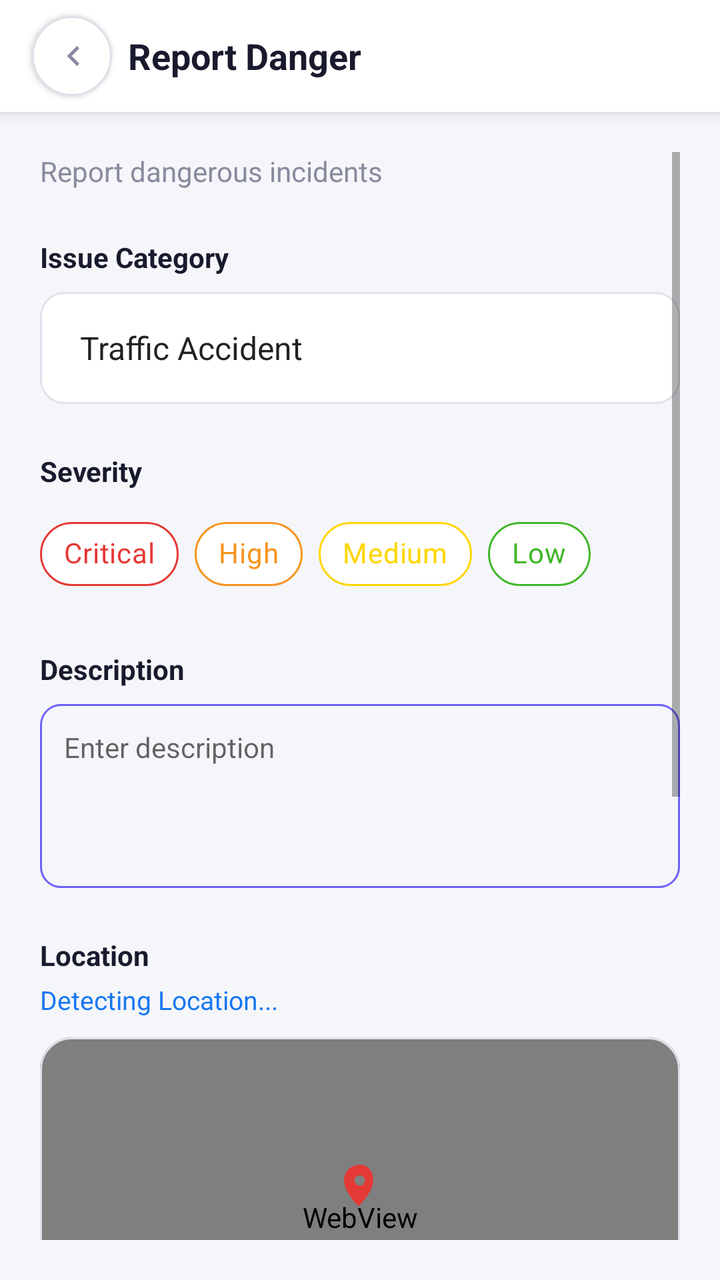
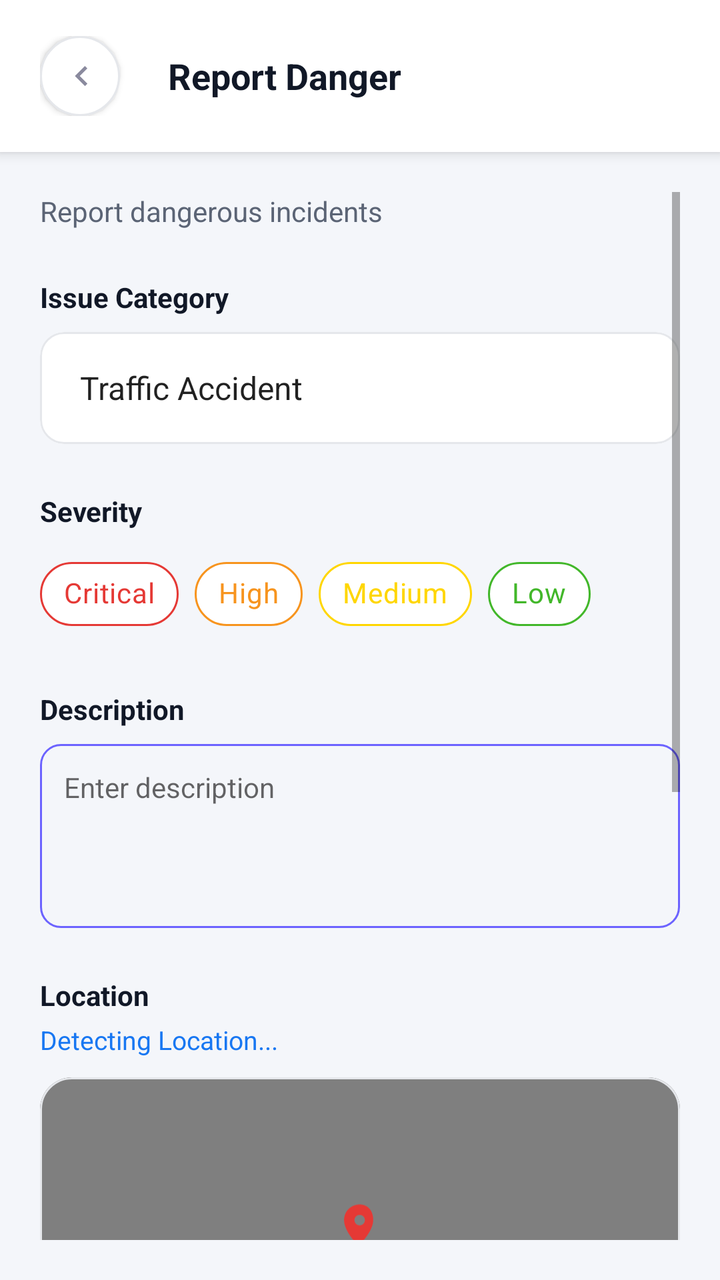

Before-and-after screenshots of an Android layout around one commit, followed by the original layout XML and the change that was made.
<!-- AndroidManifest.xml: application theme Theme.EmergencySOSApp -->
<!-- res/layout/activity_citizen_report.xml -->
<?xml version="1.0" encoding="utf-8"?>
<LinearLayout xmlns:android="http://schemas.android.com/apk/res/android"
    xmlns:app="http://schemas.android.com/apk/res-auto"
    android:layout_width="match_parent"
    android:layout_height="match_parent"
    android:background="@color/background"
    android:orientation="vertical">

    <com.google.android.material.appbar.MaterialToolbar
        android:id="@+id/toolbar"
        android:layout_width="match_parent"
        android:layout_height="?attr/actionBarSize"
        android:background="@color/white"
        android:elevation="4dp">

        <ImageView
            android:id="@+id/btnBack"
            android:layout_width="40dp"
            android:layout_height="40dp"
            android:background="@drawable/bg_circle_white"
            android:elevation="2dp"
            android:padding="10dp"
            android:src="@drawable/ic_chevron_right"
            android:rotation="180"
            android:contentDescription="Back" />

        <TextView
            android:layout_marginStart="24dp"
            android:layout_width="wrap_content"
            android:layout_height="wrap_content"
            android:text="@string/report_danger_title"
            android:textColor="@color/text_dark"
            android:textSize="18sp"
            android:textStyle="bold" />
    </com.google.android.material.appbar.MaterialToolbar>

    <ScrollView
        android:layout_width="match_parent"
        android:layout_height="match_parent"
        android:padding="20dp"
        android:fillViewport="true">

        <LinearLayout
            android:layout_width="match_parent"
            android:layout_height="wrap_content"
            android:orientation="vertical"
            android:paddingBottom="40dp">

            <TextView
                android:layout_width="wrap_content"
                android:layout_height="wrap_content"
                android:text="@string/report_danger_intro"
                android:textColor="@color/text_gray"
                android:textSize="14sp" />

            
            <TextView
                android:layout_width="wrap_content"
                android:layout_height="wrap_content"
                android:layout_marginTop="24dp"
                android:text="@string/report_issue_category"
                android:textColor="@color/text_dark"
                android:textStyle="bold" />

            <com.google.android.material.card.MaterialCardView
                android:layout_width="match_parent"
                android:layout_height="56dp"
                android:layout_marginTop="8dp"
                app:cardCornerRadius="12dp"
                app:cardElevation="0dp"
                app:strokeWidth="1dp"
                app:strokeColor="@color/border_gray">
                <Spinner
                    android:id="@+id/spinnerIssueCategory"
                    android:layout_width="match_parent"
                    android:layout_height="match_parent"
                    android:paddingHorizontal="12dp"
                    android:background="@android:color/transparent"
                    android:entries="@array/issue_categories" />
            </com.google.android.material.card.MaterialCardView>

            
            <TextView
                android:layout_width="wrap_content"
                android:layout_height="wrap_content"
                android:layout_marginTop="24dp"
                android:text="@string/severity_label"
                android:textColor="@color/text_dark"
                android:textStyle="bold" />

            <com.google.android.material.chip.ChipGroup
                android:id="@+id/chipGroupSeverity"
                android:layout_width="match_parent"
                android:layout_height="wrap_content"
                android:layout_marginTop="8dp"
                app:singleSelection="true"
                app:selectionRequired="true">

                <com.google.android.material.chip.Chip
                    android:id="@+id/chipCritical"
                    style="@style/Widget.MaterialComponents.Chip.Choice"
                    android:layout_width="wrap_content"
                    android:layout_height="wrap_content"
                    android:text="@string/severity_critical"
                    app:chipBackgroundColor="@color/white"
                    app:chipStrokeColor="@color/sos_red"
                    app:chipStrokeWidth="1dp"
                    android:textColor="@color/sos_red" />

                <com.google.android.material.chip.Chip
                    android:id="@+id/chipHigh"
                    style="@style/Widget.MaterialComponents.Chip.Choice"
                    android:layout_width="wrap_content"
                    android:layout_height="wrap_content"
                    android:text="@string/severity_high"
                    app:chipBackgroundColor="@color/white"
                    app:chipStrokeColor="@color/m_orange"
                    app:chipStrokeWidth="1dp"
                    android:textColor="@color/m_orange" />

                <com.google.android.material.chip.Chip
                    android:id="@+id/chipMedium"
                    style="@style/Widget.MaterialComponents.Chip.Choice"
                    android:layout_width="wrap_content"
                    android:layout_height="wrap_content"
                    android:text="@string/severity_medium"
                    app:chipBackgroundColor="@color/white"
                    app:chipStrokeColor="@color/severity_yellow"
                    app:chipStrokeWidth="1dp"
                    android:textColor="@color/severity_yellow" />

                <com.google.android.material.chip.Chip
                    android:id="@+id/chipLow"
                    style="@style/Widget.MaterialComponents.Chip.Choice"
                    android:layout_width="wrap_content"
                    android:layout_height="wrap_content"
                    android:text="@string/severity_low"
                    android:checked="true"
                    app:chipBackgroundColor="@color/white"
                    app:chipStrokeColor="@color/green_verified"
                    app:chipStrokeWidth="1dp"
                    android:textColor="@color/green_verified" />
            </com.google.android.material.chip.ChipGroup>

            <TextView
                android:id="@+id/tvCriticalWarning"
                android:layout_width="match_parent"
                android:layout_height="wrap_content"
                android:layout_marginTop="8dp"
                android:text="@string/critical_warning"
                android:textColor="@color/sos_red"
                android:textSize="12sp"
                android:textStyle="bold"
                android:visibility="gone" />

            
            <TextView
                android:layout_width="wrap_content"
                android:layout_height="wrap_content"
                android:layout_marginTop="24dp"
                android:text="@string/report_description_label"
                android:textColor="@color/text_dark"
                android:textStyle="bold" />

            <EditText
                android:id="@+id/etDescription"
                android:layout_width="match_parent"
                android:layout_height="wrap_content"
                android:layout_marginTop="8dp"
                android:background="@drawable/bg_field_editable"
                android:gravity="top"
                android:hint="@string/report_description_hint"
                android:inputType="textMultiLine"
                android:minLines="4"
                android:padding="12dp"
                android:textColor="@color/text_dark"
                android:textSize="14sp" />

            
            <TextView
                android:layout_width="wrap_content"
                android:layout_height="wrap_content"
                android:layout_marginTop="24dp"
                android:text="@string/report_location_label"
                android:textColor="@color/text_dark"
                android:textStyle="bold" />

            <TextView
                android:id="@+id/tvReportAddress"
                android:layout_width="wrap_content"
                android:layout_height="wrap_content"
                android:layout_marginTop="4dp"
                android:text="@string/report_detecting_location"
                android:textColor="@color/fb_blue"
                android:textSize="13sp" />

            <com.google.android.material.card.MaterialCardView
                android:layout_width="match_parent"
                android:layout_height="180dp"
                android:layout_marginTop="10dp"
                app:cardCornerRadius="16dp"
                app:cardElevation="0dp"
                app:strokeWidth="1dp"
                app:strokeColor="@color/border_gray">

                <WebView
                    android:id="@+id/mapWebView"
                    android:layout_width="match_parent"
                    android:layout_height="match_parent" />

                
                <ImageView
                    android:layout_width="25dp"
                    android:layout_height="30dp"
                    android:layout_gravity="center"
                    android:layout_marginBottom="16dp"
                    android:src="@drawable/ic_location"
                    app:tint="@color/sos_red"
                    android:importantForAccessibility="no" />
            </com.google.android.material.card.MaterialCardView>

            
            <TextView
                android:layout_width="wrap_content"
                android:layout_height="wrap_content"
                android:layout_marginTop="24dp"
                android:text="@string/report_evidence_label"
                android:textColor="@color/text_dark"
                android:textStyle="bold" />

            <LinearLayout
                android:layout_width="match_parent"
                android:layout_height="wrap_content"
                android:layout_marginTop="8dp"
                android:orientation="horizontal">

                <com.google.android.material.card.MaterialCardView
                    android:id="@+id/btnUploadPhoto"
                    android:layout_width="0dp"
                    android:layout_height="100dp"
                    android:layout_weight="1"
                    android:layout_marginEnd="6dp"
                    android:clickable="true"
                    android:focusable="true"
                    app:cardCornerRadius="12dp"
                    app:cardElevation="0dp"
                    app:strokeWidth="1dp"
                    app:strokeColor="@color/border_gray">
                    <ImageView
                        android:id="@+id/ivPreview"
                        android:layout_width="match_parent"
                        android:layout_height="match_parent"
                        android:scaleType="centerCrop" />
                    <LinearLayout
                        android:id="@+id/layoutUploadHint"
                        android:layout_width="wrap_content"
                        android:layout_height="wrap_content"
                        android:layout_gravity="center"
                        android:gravity="center"
                        android:orientation="vertical">
                        <ImageView
                            android:layout_width="24dp"
                            android:layout_height="24dp"
                            android:src="@drawable/ic_camera"
                            app:tint="@color/text_secondary" />
                        <TextView
                            android:layout_width="wrap_content"
                            android:layout_height="wrap_content"
                            android:layout_marginTop="4dp"
                            android:text="@string/evidence_photo"
                            android:textColor="@color/text_secondary"
                            android:textSize="11sp" />
                    </LinearLayout>
                </com.google.android.material.card.MaterialCardView>

                <com.google.android.material.card.MaterialCardView
                    android:id="@+id/btnUploadVideo"
                    android:layout_width="0dp"
                    android:layout_height="100dp"
                    android:layout_weight="1"
                    android:layout_marginHorizontal="3dp"
                    android:clickable="true"
                    android:focusable="true"
                    app:cardCornerRadius="12dp"
                    app:cardElevation="0dp"
                    app:strokeWidth="1dp"
                    app:strokeColor="@color/border_gray">
                    <ImageView
                        android:id="@+id/ivVideoPreview"
                        android:layout_width="match_parent"
                        android:layout_height="match_parent"
                        android:scaleType="centerCrop"
                        android:visibility="gone" />
                    <LinearLayout
                        android:id="@+id/layoutVideoHint"
                        android:layout_width="wrap_content"
                        android:layout_height="wrap_content"
                        android:layout_gravity="center"
                        android:gravity="center"
                        android:orientation="vertical">
                        <ImageView
                            android:layout_width="24dp"
                            android:layout_height="24dp"
                            android:src="@drawable/video"
                            app:tint="@color/text_secondary" />
                        <TextView
                            android:layout_width="wrap_content"
                            android:layout_height="wrap_content"
                            android:layout_marginTop="4dp"
                            android:text="@string/evidence_video"
                            android:textColor="@color/text_secondary"
                            android:textSize="11sp" />
                    </LinearLayout>
                </com.google.android.material.card.MaterialCardView>

                <com.google.android.material.card.MaterialCardView
                    android:id="@+id/btnVoiceRecord"
                    android:layout_width="0dp"
                    android:layout_height="100dp"
                    android:layout_weight="1"
                    android:layout_marginStart="6dp"
                    android:clickable="true"
                    android:focusable="true"
                    app:cardCornerRadius="12dp"
                    app:cardElevation="0dp"
                    app:strokeWidth="1dp"
                    app:strokeColor="@color/border_gray">
                    <LinearLayout
                        android:layout_width="wrap_content"
                        android:layout_height="wrap_content"
                        android:layout_gravity="center"
                        android:gravity="center"
                        android:orientation="vertical">

                        <ImageView
                            android:id="@+id/ivVoiceIcon"
                            android:layout_width="27dp"
                            android:layout_height="17dp"
                            android:src="@drawable/voice"
                            app:tint="@color/text_secondary" />
                        <TextView
                            android:id="@+id/tvVoiceLabel"
                            android:layout_width="wrap_content"
                            android:layout_height="wrap_content"
                            android:layout_marginTop="4dp"
                            android:text="@string/evidence_voice"
                            android:textColor="@color/text_secondary"
                            android:textSize="11sp" />
                    </LinearLayout>
                </com.google.android.material.card.MaterialCardView>
            </LinearLayout>

            
            <com.google.android.material.switchmaterial.SwitchMaterial
                android:id="@+id/switchAnonymous"
                android:layout_width="match_parent"
                android:layout_height="wrap_content"
                android:layout_marginTop="24dp"
                android:text="@string/anonymous_label"
                android:textColor="@color/text_dark"
                android:textSize="14sp"
                app:thumbTint="@color/m_blue"
                app:trackTint="@color/border_gray" />

            <Button
                android:id="@+id/btnSubmitReport"
                android:layout_width="match_parent"
                android:layout_height="56dp"
                android:layout_marginTop="24dp"
                android:backgroundTint="@color/m_blue"
                android:text="@string/report_submit_button"
                android:textAllCaps="false"
                android:textColor="@color/white"
                android:textStyle="bold"
                app:cornerRadius="16dp" />

            <ProgressBar
                android:id="@+id/progressSubmitting"
                style="@android:style/Widget.DeviceDefault.Light.ProgressBar.Small"
                android:layout_width="wrap_content"
                android:layout_height="wrap_content"
                android:layout_gravity="center_horizontal"
                android:layout_marginTop="16dp"
                android:visibility="gone" />

            <TextView
                android:id="@+id/tvSubmittingState"
                android:layout_width="wrap_content"
                android:layout_height="wrap_content"
                android:layout_gravity="center_horizontal"
                android:layout_marginTop="8dp"
                android:text="@string/report_processing_message"
                android:textColor="@color/text_secondary"
                android:textSize="13sp"
                android:visibility="gone" />

        </LinearLayout>
    </ScrollView>
</LinearLayout>
<!-- resources referenced by this layout -->
<resources>
  <string-array name="issue_categories">
          <item>Traffic Accident</item>
          <item>Fire or Smoke</item>
          <item>Crime or Theft</item>
          <item>Suspicious Activity</item>
          <item>Dangerous Road Conditions</item>
          <item>Flooding or Water Leak</item>
          <item>Power or Light Failure</item>
          <item>Unsafe Building</item>
          <item>Missing Person</item>
          <item>Other Dangerous Situation</item>
      </string-array>
  <color name="background">#F5F6F9</color>
  <color name="border_gray">#E0E0EA</color>
  <color name="fb_blue">#1877F2</color>
  <color name="green_verified">#42B72A</color>
  <color name="m_blue">#2E3192</color>
  <color name="m_orange">#F7941E</color>
  <color name="severity_yellow">#FFD600</color>
  <color name="sos_red">#E53935</color>
  <color name="text_dark">#1A1A2E</color>
  <color name="text_gray">#8A8A9E</color>
  <color name="text_secondary">#65676B</color>
  <color name="white">#FFFFFF</color>
  <!-- drawable bg_circle_white (drawable) -->
  <?xml version="1.0" encoding="utf-8"?>
  <shape xmlns:android="http://schemas.android.com/apk/res/android"
      android:shape="oval">
      <solid android:color="@color/card_background" />
      <stroke android:width="1dp" android:color="@color/border_gray" />
  </shape>
  <!-- drawable bg_field_editable (drawable) -->
  <?xml version="1.0" encoding="utf-8"?>
  <shape xmlns:android="http://schemas.android.com/apk/res/android"
      android:shape="rectangle">
      <solid android:color="@color/background" />
      <stroke android:width="1dp" android:color="@color/primary" />
      <corners android:radius="10dp" />
      <padding
          android:left="10dp"
          android:top="8dp"
          android:right="10dp"
          android:bottom="8dp" />
  </shape>
  <!-- drawable ic_chevron_right (drawable) -->
  <?xml version="1.0" encoding="utf-8"?>
  <vector xmlns:android="http://schemas.android.com/apk/res/android"
      android:width="20dp"
      android:height="20dp"
      android:viewportWidth="24"
      android:viewportHeight="24">
      <path
          android:fillColor="#8A8A9E"
          android:pathData="M9,6l6,6l-6,6l-1.41,-1.41L12.17,12L7.59,7.41z" />
  </vector>
  <string name="anonymous_label">Submit Anonymously</string>
  <string name="critical_warning">Critical Warning</string>
  <string name="evidence_photo">Photo</string>
  <string name="evidence_video">Video</string>
  <string name="evidence_voice">Voice</string>
  <string name="report_danger_intro">Report dangerous incidents</string>
  <string name="report_danger_title">Report Danger</string>
  <string name="report_description_hint">Enter description</string>
  <string name="report_description_label">Description</string>
  <string name="report_detecting_location">Detecting Location...</string>
  <string name="report_evidence_label">Evidence</string>
  <string name="report_issue_category">Issue Category</string>
  <string name="report_location_label">Location</string>
  <string name="report_processing_message">Processing your report...</string>
  <string name="report_submit_button">Submit Report</string>
  <string name="severity_critical">Critical</string>
  <string name="severity_high">High</string>
  <string name="severity_label">Severity</string>
  <string name="severity_low">Low</string>
  <string name="severity_medium">Medium</string>
  <color name="card_background">#FFFFFF</color>
  <color name="primary">#6C63FF</color>
  <color name="primary_dark">#5A52E0</color>
  <!-- unchanged entries left out for length: 5 -->
</resources>

<!-- the commit's change to res/layout/activity_citizen_report.xml (unified diff, before → after) -->
@@ -9,8 +9,10 @@
     <com.google.android.material.appbar.MaterialToolbar
         android:id="@+id/toolbar"
         android:layout_width="match_parent"
-        android:layout_height="?attr/actionBarSize"
+        android:layout_height="wrap_content"
         android:background="@color/white"
+        android:paddingVertical="18dp"
+        android:paddingHorizontal="20dp"
         android:elevation="4dp">
 
         <ImageView
<!-- resource entries referenced after the edit -->
@@ -12,16 +12,16 @@
           <item>Missing Person</item>
           <item>Other Dangerous Situation</item>
       </string-array>
-  <color name="background">#F5F6F9</color>
-  <color name="border_gray">#E0E0EA</color>
+  <color name="background">#F4F6FA</color>
+  <color name="border_gray">#E5E7EB</color>
   <color name="fb_blue">#1877F2</color>
   <color name="green_verified">#42B72A</color>
   <color name="m_blue">#2E3192</color>
   <color name="m_orange">#F7941E</color>
   <color name="severity_yellow">#FFD600</color>
   <color name="sos_red">#E53935</color>
-  <color name="text_dark">#1A1A2E</color>
-  <color name="text_gray">#8A8A9E</color>
+  <color name="text_dark">#111827</color>
+  <color name="text_gray">#5B6475</color>
   <color name="text_secondary">#65676B</color>
   <color name="white">#FFFFFF</color>
   <!-- drawable bg_circle_white (drawable) -->
